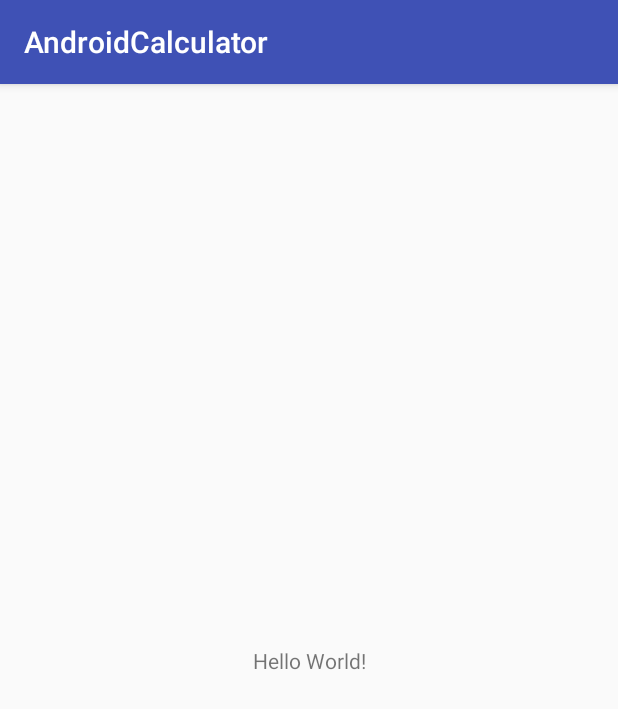
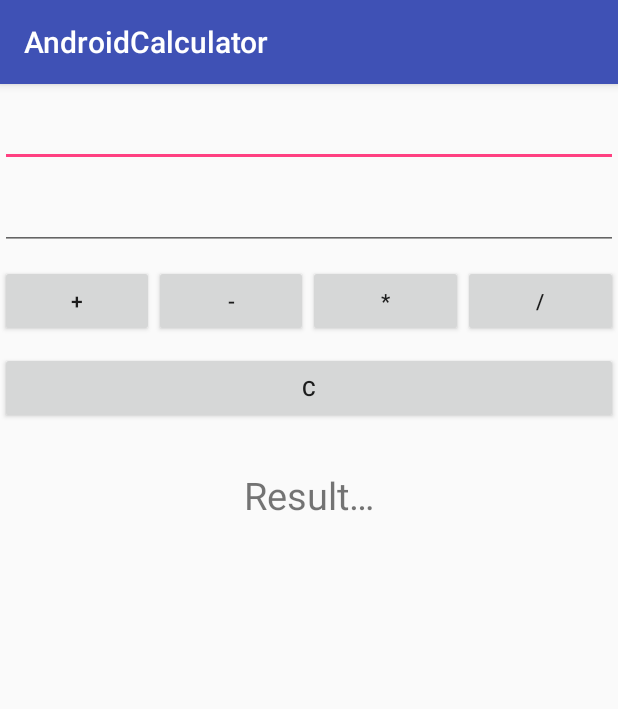
Before and after one commit to endre-synnes/AndroidCalculator, an Android app: the screen it shows after launch (MainActivity), on a phone screen of 412 x 824 dp. Shown: the top 709 px of the screen. Run offline under Robolectric (Android 15) with nearby library versions, the phone set to English and light mode, and no system bars; 1 statement that could not run was skipped.

Commit message:
Fungerende klakulator

```diff
--- a/app/build.gradle
+++ b/app/build.gradle
@@ -16,6 +16,10 @@ android {
             proguardFiles getDefaultProguardFile('proguard-android.txt'), 'proguard-rules.pro'
         }
     }
+    compileOptions {
+        targetCompatibility 1.8
+        sourceCompatibility 1.8
+    }
 }
 
 dependencies {
--- a/app/src/main/java/com/android/endre/androidcalculator/MainActivity.java
+++ b/app/src/main/java/com/android/endre/androidcalculator/MainActivity.java
@@ -2,12 +2,96 @@ package com.android.endre.androidcalculator;
 
 import android.support.v7.app.AppCompatActivity;
 import android.os.Bundle;
+import android.view.View;
+import android.widget.Button;
+import android.widget.EditText;
+import android.widget.TextView;
 
-public class MainActivity extends AppCompatActivity {
+
+public class MainActivity extends AppCompatActivity{
+
+    private Model model;
+    private double firstInput, secondInput;
 
     @Override
     protected void onCreate(Bundle savedInstanceState) {
         super.onCreate(savedInstanceState);
-        setContentView(R.layout.activity_main);
+        setContentView(R.layout.activity_main_linear);
+
+        initWidgets();
+    }
+
+
+
+
+    private void initWidgets(){
+        model = new Model();
+        model.setBtnAddition((Button) findViewById(R.id.btnAddition));
+        model.setBtnSubtraction((Button) findViewById(R.id.btnSubtraction));
+        model.setBtnMultiplication((Button) findViewById(R.id.btnMultiplication));
+        model.setBtnDivision((Button) findViewById(R.id.btnDivision));
+        model.setBtnEquals((Button) findViewById(R.id.btnEquals));
+        model.setBtnClear((Button) findViewById(R.id.btnClear));
+        model.setFirstNumber((EditText) findViewById(R.id.firstNumber));
+        model.setSecondNumber((EditText) findViewById(R.id.secondNumber));
+        model.setTxtResult((TextView) findViewById(R.id.txtResult));
+
+        model.getBtnAddition().setOnClickListener(this::doMathOperation);
+        model.getBtnSubtraction().setOnClickListener(this::doMathOperation);
+        model.getBtnMultiplication().setOnClickListener(this::doMathOperation);
+        model.getBtnDivision().setOnClickListener(this::doMathOperation);
+    }
+
+    private boolean isBothNumbersPresent(){
+        return !"".equals(model.getFirstNumber().getText().toString()) && !"".equals(model.getSecondNumber().getText().toString());
+    }
+
+    private boolean readInput(){
+        String firstNum = model.getFirstNumber().getText().toString();
+        String secondNum = model.getSecondNumber().getText().toString();
+        if (canNumberBeParsed(firstNum) && canNumberBeParsed(secondNum)){
+            firstInput = Double.parseDouble(firstNum);
+            secondInput = Double.parseDouble(secondNum);
+            return true;
+        }
+        return false;
+    }
+
+    private void doMathOperation(View view){
+        if (isBothNumbersPresent()){
+            if (readInput()) {
+                System.out.println(firstInput);
+                System.out.println(secondInput);
+
+                switch (view.getId()) {
+                    case R.id.btnAddition : model.getTxtResult().setText(String.valueOf(firstInput + secondInput));
+                        break;
+                    case R.id.btnSubtraction : model.getTxtResult().setText(String.valueOf(firstInput - secondInput));
+                        break;
+                    case R.id.btnMultiplication : model.getTxtResult().setText(String.valueOf(firstInput * secondInput));
+                        break;
+                    case R.id.btnDivision :
+                        try {
+                            model.getTxtResult().setText(String.valueOf(firstInput / secondInput));
+                        }catch (Exception e){
+                            model.getTxtResult().setText(R.string.cannotDivide);
+                        }
+                        break;
+                }
+            }else
+                model.getTxtResult().setText(R.string.invalidNumber);
+
+        } else
+            model.getTxtResult().setText(R.string.numberMissing);
+    }
+
+
+    private boolean canNumberBeParsed(String input){
+        try {
+            Double.parseDouble(input);
+            return true;
+        }catch (NumberFormatException e){
+            return false;
+        }
     }
 }
--- /dev/null
+++ b/app/src/main/java/com/android/endre/androidcalculator/Model.java
@@ -0,0 +1,99 @@
+package com.android.endre.androidcalculator;
+
+import android.widget.Button;
+import android.widget.EditText;
+import android.widget.TextView;
+
+import java.util.Observable;
+
+/**
+ * Created by Endre on 19.01.2018.
+ */
+
+public class Model extends Observable{
+
+    private Button btnAddition,
+            btnSubtraction,
+            btnMultiplication,
+            btnDivision,
+            btnEquals,
+            btnClear;
+
+    private EditText firstNumber, secondNumber;
+    private TextView txtResult;
+
+    public Model() {
+    }
+
+    public Button getBtnAddition() {
+        return btnAddition;
+    }
+
+    public void setBtnAddition(Button btnAddition) {
+        this.btnAddition = btnAddition;
+    }
+
+    public Button getBtnSubtraction() {
+        return btnSubtraction;
+    }
+
+    public void setBtnSubtraction(Button btnSubtraction) {
+        this.btnSubtraction = btnSubtraction;
+    }
+
+    public Button getBtnMultiplication() {
+        return btnMultiplication;
+    }
+
+    public void setBtnMultiplication(Button btnMultiplication) {
+        this.btnMultiplication = btnMultiplication;
+    }
+
+    public Button getBtnDivision() {
+        return btnDivision;
+    }
+
+    public void setBtnDivision(Button btnDivision) {
+        this.btnDivision = btnDivision;
+    }
+
+    public Button getBtnEquals() {
+        return btnEquals;
+    }
+
+    public void setBtnEquals(Button btnEquals) {
+        this.btnEquals = btnEquals;
+    }
+
+    public EditText getFirstNumber() {
+        return firstNumber;
+    }
+
+    public void setFirstNumber(EditText firstNumber) {
+        this.firstNumber = firstNumber;
+    }
+
+    public EditText getSecondNumber() {
+        return secondNumber;
+    }
+
+    public void setSecondNumber(EditText secondNumber) {
+        this.secondNumber = secondNumber;
+    }
+
+    public TextView getTxtResult() {
+        return txtResult;
+    }
+
+    public void setTxtResult(TextView txtResult) {
+        this.txtResult = txtResult;
+    }
+
+    public Button getBtnClear() {
+        return btnClear;
+    }
+
+    public void setBtnClear(Button btnClear) {
+        this.btnClear = btnClear;
+    }
+}
--- /dev/null
+++ b/app/src/main/res/layout/activity_main_linear.xml
@@ -0,0 +1,79 @@
+<?xml version="1.0" encoding="utf-8"?>
+<LinearLayout xmlns:android="http://schemas.android.com/apk/res/android"
+    android:orientation="vertical" android:layout_width="match_parent"
+    android:layout_height="match_parent">
+
+    <EditText
+        android:id="@+id/firstNumber"
+        android:layout_width="match_parent"
+        android:layout_height="wrap_content"
+        android:text="@string/firstNumber"
+        android:textSize="25sp"/>
+
+    <EditText
+        android:id="@+id/secondNumber"
+        android:layout_width="match_parent"
+        android:layout_height="wrap_content"
+        android:text="@string/secondNumber"
+        android:textSize="25sp"/>
+
+    <LinearLayout
+        android:layout_width="match_parent"
+        android:layout_height="wrap_content"
+        android:layout_marginTop="10dp"
+        android:orientation="horizontal">
+
+        <Button
+            android:id="@+id/btnAddition"
+            android:layout_width="wrap_content"
+            android:layout_height="wrap_content"
+            android:layout_weight="1"
+            android:text="@string/btnAddition" />
+
+        <Button
+            android:id="@+id/btnSubtraction"
+            android:layout_width="wrap_content"
+            android:layout_height="wrap_content"
+            android:layout_weight="1"
+            android:text="@string/btnSubtraction" />
+
+        <Button
+            android:id="@+id/btnMultiplication"
+            android:layout_width="wrap_content"
+            android:layout_height="wrap_content"
+            android:layout_weight="1"
+            android:text="@string/btnMultiplication" />
+
+        <Button
+            android:id="@+id/btnDivision"
+            android:layout_width="wrap_content"
+            android:layout_height="wrap_content"
+            android:layout_weight="1"
+            android:text="@string/btnDivision" />
+    </LinearLayout>
+
+    <LinearLayout
+        android:layout_width="match_parent"
+        android:layout_height="wrap_content"
+        android:layout_marginTop="10dp"
+        android:orientation="horizontal">
+
+        <Button
+            android:id="@+id/btnClear"
+            android:layout_width="match_parent"
+            android:layout_height="wrap_content"
+            android:text="@string/btnClear" />
+
+
+    </LinearLayout>
+
+    <TextView
+        android:id="@+id/txtResult"
+        android:layout_width="match_parent"
+        android:layout_height="wrap_content"
+        android:layout_marginTop="30dp"
+        android:text="@string/txtResult"
+        android:textSize="25sp"
+        android:textAlignment="center"/>
+
+</LinearLayout>
--- a/app/src/main/res/values/strings.xml
+++ b/app/src/main/res/values/strings.xml
@@ -1,3 +1,15 @@
 <resources>
     <string name="app_name">AndroidCalculator</string>
+    <string name="firstNumber"></string>
+    <string name="secondNumber"></string>
+    <string name="txtResult">Result…</string>
+    <string name="btnAddition">+</string>
+    <string name="btnSubtraction">-</string>
+    <string name="btnMultiplication">*</string>
+    <string name="btnDivision">/</string>
+    <string name="btnEquals">=</string>
+    <string name="btnClear">C</string>
+    <string name="numberMissing">Enter both values!</string>
+    <string name="invalidNumber">Enter a valid number</string>
+    <string name="cannotDivide">Can`t divide</string>
 </resources>
```
